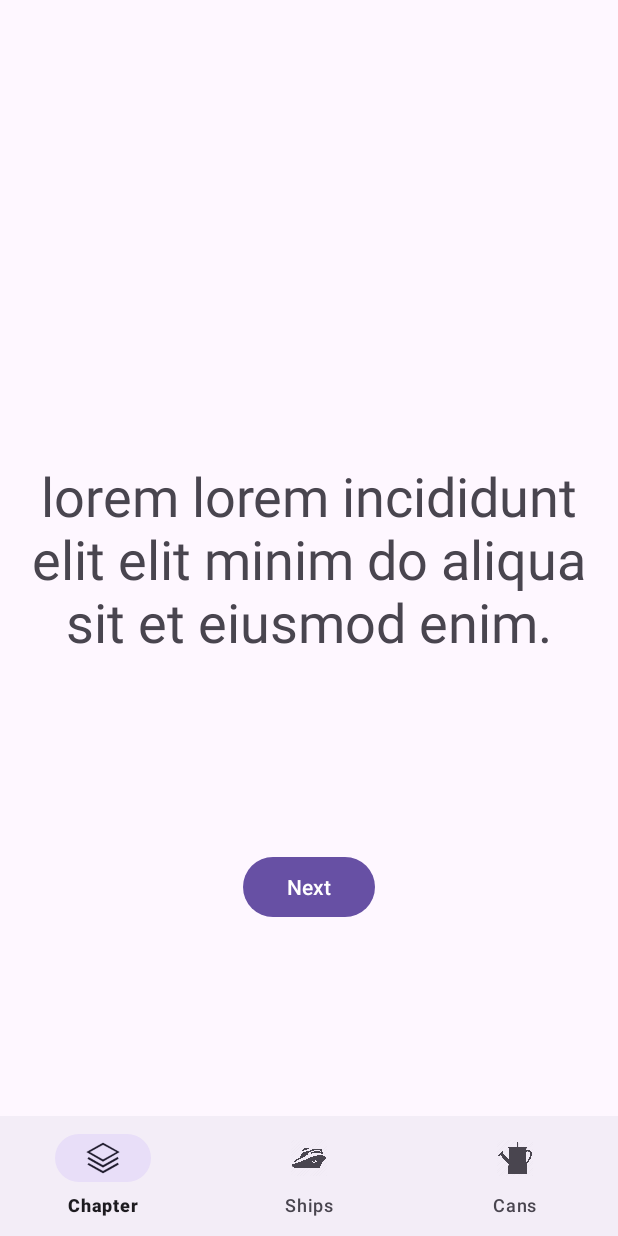
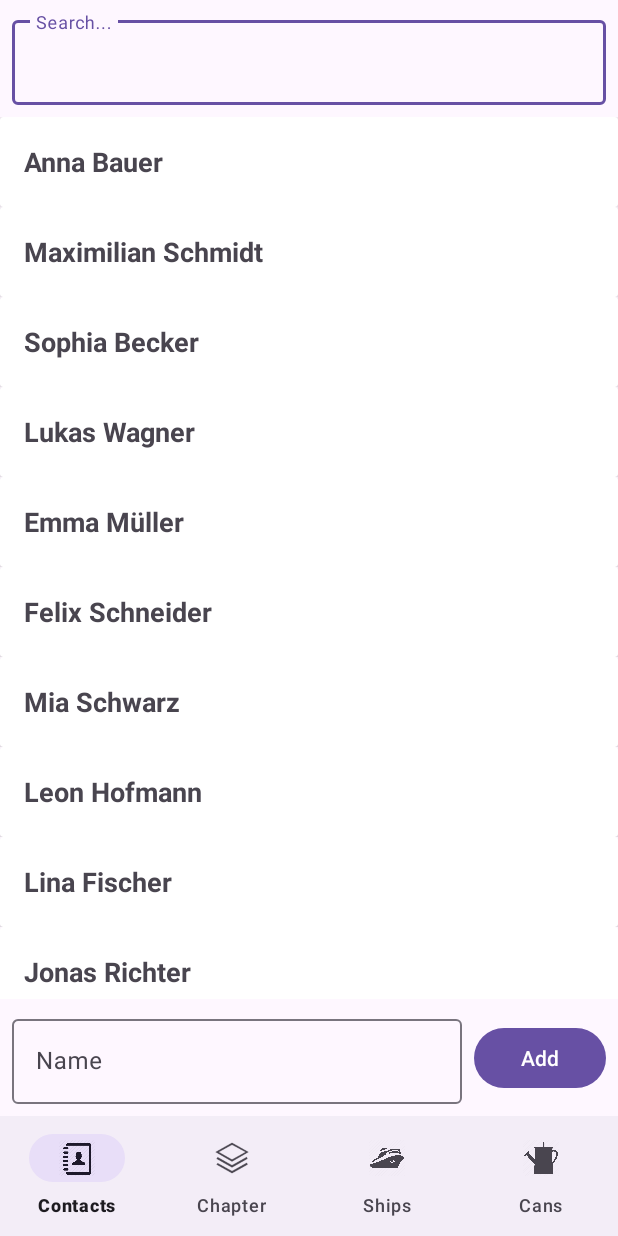
Before and after one commit to ChromeSD22159/android-playground, an Android app: the screen it shows after launch (MainActivity), on a phone screen of 412 x 824 dp. Run offline under Robolectric (Android 15) with nearby library versions, the light colour scheme and no system bars; our stand-ins replace navigation-ui.

Commit message:
Integrate LiveData with new Contacts Tab and search function :)

```diff
--- a/app/src/main/java/syntax/com/playground/adapter/ArticleAdapter.kt
+++ b/app/src/main/java/syntax/com/playground/adapter/ArticleAdapter.kt
@@ -4,7 +4,6 @@ import android.view.LayoutInflater
 import android.view.ViewGroup
 import androidx.navigation.findNavController
 import androidx.recyclerview.widget.RecyclerView
-import androidx.recyclerview.widget.RecyclerView.ViewHolder
 import syntax.com.playground.data.model.Article
 import syntax.com.playground.databinding.ListCanItemBinding
 import syntax.com.playground.databinding.ListShipItemBinding
@@ -17,13 +16,13 @@ const val DESCRIPTION = "DESCRIPTION"
 
 class ArticleAdapter(
     private val articleList: List<Article>
-): RecyclerView.Adapter<ViewHolder>() {
+): RecyclerView.Adapter<RecyclerView.ViewHolder>() {
 
     private val shipType = 1
     private val canType = 2
 
-    inner class ShipItemViewHolder(val binding: ListShipItemBinding): ViewHolder(binding.root)
-    inner class CanItemViewHolder(val binding: ListCanItemBinding): ViewHolder(binding.root)
+    inner class ShipItemViewHolder(val binding: ListShipItemBinding): RecyclerView.ViewHolder(binding.root)
+    inner class CanItemViewHolder(val binding: ListCanItemBinding): RecyclerView.ViewHolder(binding.root)
 
     override fun getItemViewType(position: Int): Int {
         val article = articleList[position]
@@ -76,7 +75,14 @@ class ArticleAdapter(
             holder.binding.root.setOnClickListener {
                 val imageRef = article.image
                 val articleDescription = article.text
-                holder.itemView.findNavController().navigate(CanListFragmentDirections.actionCanListFragmentToArticleDetailFragment(imageRef, position, articleDescription))
+                holder
+                    .itemView
+                    .findNavController()
+                    .navigate(
+                        CanListFragmentDirections.actionCanListFragmentToArticleDetailFragment(
+                            imageRef,
+                            position,
+                            articleDescription))
             }
         }
     }
--- /dev/null
+++ b/app/src/main/java/syntax/com/playground/adapter/ContactAdapter.kt
@@ -0,0 +1,88 @@
+package syntax.com.playground.adapter
+
+import android.view.LayoutInflater
+import android.view.ViewGroup
+import androidx.recyclerview.widget.RecyclerView
+import syntax.com.playground.data.model.Contact
+import syntax.com.playground.databinding.ItemContactBinding
+import syntax.com.playground.ui.contact.ContactViewModel
+
+/**
+ * Dem ContactAdapter übergeben wir zwei Parameter.
+ * @param listOfContacts Eine Liste von Konktakten.
+ * @param contactViewModel Das ContactViewModel um Kontakt bei Klick auszuwählen.
+
+ */
+class ContactAdapter(
+    private val listOfContacts: List<Contact>,
+    private val contactViewModel: ContactViewModel
+): RecyclerView.Adapter<ContactAdapter.ContactViewHolder>(){
+
+    inner class ContactViewHolder(val vb: ItemContactBinding): RecyclerView.ViewHolder(vb.root)
+
+    /**
+     * Wird aufgerufen, wenn RecyclerView einen neuen [ViewHolder] des gegebenen Typs benötigt, um
+     * ein Element darzustellen.
+     *
+     *
+     * Dieser neue ViewHolder sollte mit einer neuen Ansicht erstellt werden, die die Elemente
+     * des gegebenen Typs darstellen kann. Du kannst entweder manuell eine neue Ansicht erstellen oder sie aus einer XML
+     * Layout-Datei aufblasen.
+     *
+     *
+     * Der neue ViewHolder wird verwendet, um Elemente des Adapters mit
+     * [.onBindViewHolder] anzuzeigen. Da er wiederverwendet wird, um
+     * verschiedene Elemente im Datensatz darzustellen, ist es eine gute Idee, Verweise auf Unteransichten
+     * der Ansicht zu speichern, um unnötige [View.findViewById] Aufrufe zu vermeiden.
+     *
+     * @param parent Die ViewGroup, in die die neue Ansicht eingefügt wird, nachdem sie an eine
+     * Adapterposition gebunden wurde.
+     * @param viewType Der Ansichtstyp der neuen Ansicht.
+     *
+     * @return Ein neuer ViewHolder, der eine Ansicht des gegebenen Ansichtstyps enthält.
+     * @see .getItemViewType
+     * @see .onBindViewHolder
+     */
+
+    override fun onCreateViewHolder(parent: ViewGroup, viewType: Int): ContactViewHolder {
+        val vb = ItemContactBinding.inflate(LayoutInflater.from(parent.context))
+        return ContactViewHolder(vb)
+    }
+
+    /**
+     * Gibt die Gesamtanzahl der Elemente im Datensatz zurück, der vom Adapter gehalten wird.
+     *
+     * @return Die Gesamtanzahl der Elemente in diesem Adapter.
+     */
+
+    override fun getItemCount(): Int {
+        return listOfContacts.size
+    }
+
+    /**
+     * Wird von RecyclerView aufgerufen, um die Daten an der angegebenen Position anzuzeigen. Diese Methode sollte
+     * den Inhalt des [ViewHolder.itemView] aktualisieren, um das Element an der gegebenen
+     * Position widerzuspiegeln.
+     *
+     *
+     * Beachte, dass im Gegensatz zu [android.widget.ListView], RecyclerView diese Methode nicht
+     * erneut aufrufen wird, wenn sich die Position des Elements im Datensatz ändert, es sei denn, das Element selbst wird
+     * ungültig oder die neue Position kann nicht bestimmt werden. Aus diesem Grund solltest du
+     * den `position` Parameter nur verwenden, während du das zugehörige Datenelement innerhalb
+     * dieser Methode abrufst und solltest keine Kopie davon behalten. Wenn du später die Position eines Elements benötigst
+     * (z.B. in einem Klick-Listener), verwende [ViewHolder.getAdapterPosition], welcher
+     * die aktualisierte Adapterposition haben wird.
+     *
+     * Überschreibe [.onBindViewHolder], stattdessen, wenn der Adapter effizientes partielles Binden
+     * handhaben kann.
+     *
+     * @param holder Der ViewHolder, der aktualisiert werden sollte, um den Inhalt des
+     * Elements an der gegebenen Position im Datensatz darzustellen.
+     * @param position Die Position des Elements innerhalb des Datensatzes des Adapters.
+     */
+
+    override fun onBindViewHolder(holder: ContactViewHolder, position: Int) {
+        val contact = listOfContacts[position]
+        holder.vb.tvContactName.text = contact.name
+    }
+}
--- /dev/null
+++ b/app/src/main/java/syntax/com/playground/data/ContactRepository.kt
@@ -0,0 +1,53 @@
+package syntax.com.playground.data
+
+import syntax.com.playground.data.model.Contact
+
+class ContactRepository {
+
+    private val contactsList: MutableList<Contact> = mutableListOf(
+        Contact("Anna Bauer", "0123-4567890"),
+        Contact("Maximilian Schmidt", "0123-4567891"),
+        Contact("Sophia Becker", "0123-4567892"),
+        Contact("Lukas Wagner", "0123-4567893"),
+        Contact("Emma Müller", "0123-4567894"),
+        Contact("Felix Schneider", "0123-4567895"),
+        Contact("Mia Schwarz", "0123-4567896"),
+        Contact("Leon Hofmann", "0123-4567897"),
+        Contact("Lina Fischer", "0123-4567898"),
+        Contact("Jonas Richter", "0123-4567899"),
+        Contact("Marie Weber", "0123-4567800"),
+        Contact("Paul Meyer", "0123-4567801"),
+        Contact("Charlotte Krause", "0123-4567802"),
+        Contact("Elias Lang", "0123-4567803"),
+        Contact("Emily Neumann", "0123-4567804"),
+        Contact("Anton Brandt", "0123-4567805"),
+        Contact("Lilly Zimmermann", "0123-4567806"),
+        Contact("Finn Koch", "0123-4567807"),
+        Contact("Amelie Braun", "0123-4567808"),
+        Contact("Noah Frank", "0123-4567809"),
+        Contact("Maria Koch", "0123-4567890"),
+        Contact("Peter Bondt", "0123-4567891"),
+        Contact("Helga Lorem", "0123-4567892"),
+        Contact("Erwin Wagner", "0123-4567893"),
+        Contact("Emanuel Müller", "0123-4567894"),
+        Contact("GHendrik Schneider", "0123-4567895"),
+        Contact("Felix Schwarz", "0123-4567896"),
+        Contact("Martin Hofmann", "0123-4567897"),
+        Contact("Lorena Souttern", "0123-4567898"),
+        Contact("Joana Richy", "0123-4567899"),
+        Contact("Marie Jane", "0123-4567800"),
+        Contact("Paul van Dorten", "0123-4567801"),
+        Contact("Herniette Mitchek", "0123-4567802"),
+        Contact("Elvias Langosoia", "0123-4567803"),
+        Contact("Emerlad Hemptown", "0123-4567804"),
+        Contact("Antonia Brandtia", "0123-4567805"),
+        Contact("Lorken Doudt", "0123-4567806"),
+        Contact("Mine Kine", "0123-4567807"),
+        Contact("Sascha Hascha", "0123-4567808"),
+        Contact("Frieda Franko", "0123-4567809")
+    )
+
+    fun loadContacts(): MutableList<Contact> {
+        return contactsList
+    }
+}
--- a/app/src/main/java/syntax/com/playground/data/Repository.kt
+++ b/app/src/main/java/syntax/com/playground/data/LoremRepository.kt
@@ -5,7 +5,7 @@ import syntax.com.playground.data.model.Article
 import syntax.com.playground.data.model.Chapter
 import kotlin.random.Random
 
-class Repository {
+class LoremRepository {
 
     fun getChapterList(count: Int = 100, isRandom: Boolean = true): List<Chapter> {
         return if (isRandom) generateChapterList(count) else { hardCodedChapterList }
--- /dev/null
+++ b/app/src/main/java/syntax/com/playground/data/model/Contact.kt
@@ -0,0 +1,3 @@
+package syntax.com.playground.data.model
+
+data class Contact(val name: String, val number: String)
--- a/app/src/main/java/syntax/com/playground/ui/article/ArticleViewModel.kt
+++ b/app/src/main/java/syntax/com/playground/ui/article/ArticleViewModel.kt
@@ -1,12 +1,12 @@
 package syntax.com.playground.ui.article
 
 import androidx.lifecycle.ViewModel
-import syntax.com.playground.data.Repository
+import syntax.com.playground.data.LoremRepository
 
 class ArticleViewModel: ViewModel() {
 
-    private val repository = Repository()
+    private val loremRepository = LoremRepository()
 
-    val canList = repository.loadCans(10000)
-    val shipList = repository.loadShips(100000)
+    val canList = loremRepository.loadCans(10000)
+    val shipList = loremRepository.loadShips(100000)
 }
--- a/app/src/main/java/syntax/com/playground/ui/article/CanListFragment.kt
+++ b/app/src/main/java/syntax/com/playground/ui/article/CanListFragment.kt
@@ -8,7 +8,6 @@ import androidx.fragment.app.Fragment
 import androidx.fragment.app.viewModels
 import syntax.com.playground.adapter.ArticleAdapter
 import syntax.com.playground.databinding.ArticleListFragmentBinding
-import syntax.com.playground.ui.chapter.ChapterViewModel
 
 class CanListFragment: Fragment() {
     private lateinit var binding: ArticleListFragmentBinding
@@ -18,7 +17,7 @@ class CanListFragment: Fragment() {
         inflater: LayoutInflater,
         container: ViewGroup?,
         savedInstanceState: Bundle?
-    ): View? {
+    ): View {
         binding = ArticleListFragmentBinding.inflate(inflater)
         return binding.root
     }
--- a/app/src/main/java/syntax/com/playground/ui/article/ShipListFragment.kt
+++ b/app/src/main/java/syntax/com/playground/ui/article/ShipListFragment.kt
@@ -7,7 +7,6 @@ import android.view.ViewGroup
 import androidx.fragment.app.Fragment
 import androidx.fragment.app.viewModels
 import syntax.com.playground.adapter.ArticleAdapter
-import syntax.com.playground.data.Repository
 import syntax.com.playground.databinding.ArticleListFragmentBinding
 
 class ShipListFragment: Fragment() {
--- a/app/src/main/java/syntax/com/playground/ui/chapter/ChapterViewModel.kt
+++ b/app/src/main/java/syntax/com/playground/ui/chapter/ChapterViewModel.kt
@@ -1,13 +1,13 @@
 package syntax.com.playground.ui.chapter
 
 import androidx.lifecycle.ViewModel
-import syntax.com.playground.data.Repository
+import syntax.com.playground.data.LoremRepository
 import syntax.com.playground.data.model.Chapter
 
 class ChapterViewModel: ViewModel() {
 
-    private val repository = Repository()
-    private val chapterList = repository.getChapterList(1000)
+    private val loremRepository = LoremRepository()
+    private val chapterList = loremRepository.getChapterList(1000)
 
     private var _currentChapter = chapterList.first()
 
--- /dev/null
+++ b/app/src/main/java/syntax/com/playground/ui/contact/ContactViewModel.kt
@@ -0,0 +1,39 @@
+package syntax.com.playground.ui.contact
+
+import androidx.lifecycle.LiveData
+import androidx.lifecycle.MutableLiveData
+import androidx.lifecycle.ViewModel
+import syntax.com.playground.data.ContactRepository
+import syntax.com.playground.data.model.Contact
+
+class ContactViewModel: ViewModel() {
+
+    private val repository = ContactRepository()
+    private val allContacts = repository.loadContacts()
+
+    // Private var - public val nur jetzt mit LiveData
+    private var _contacts = MutableLiveData<MutableList<Contact>>(allContacts)
+
+    val contacts: LiveData<MutableList<Contact>>
+        get() = _contacts
+
+    // Live Data für ausgewählten Kontakt
+    private var _selectedContact = MutableLiveData<Contact>()
+    val selectedContact: LiveData<Contact>
+        get() = _selectedContact
+
+    fun filterContacts(input: String) {
+        val filteredContacts = mutableListOf<Contact>()
+
+        for (contact in allContacts) {
+            if (contact.name.lowercase().contains(input.lowercase())) {
+                filteredContacts.add(contact)
+            }
+        }
+        _contacts.value = filteredContacts
+    }
+
+    fun addNewContact(contact: Contact) {
+        allContacts.add(contact)
+    }
+}
--- /dev/null
+++ b/app/src/main/java/syntax/com/playground/ui/contact/ContactsFragment.kt
@@ -0,0 +1,50 @@
+package syntax.com.playground.ui.contact
+
+import android.os.Bundle
+import android.util.Log
+import android.view.LayoutInflater
+import android.view.View
+import android.view.ViewGroup
+import androidx.core.widget.addTextChangedListener
+import androidx.fragment.app.Fragment
+import androidx.fragment.app.activityViewModels
+import syntax.com.playground.adapter.ContactAdapter
+import syntax.com.playground.data.model.Contact
+import syntax.com.playground.databinding.FragmentContactsBinding
+
+class ContactsFragment : Fragment() {
+
+    private lateinit var vb: FragmentContactsBinding
+    private val viewModel: ContactViewModel by activityViewModels()
+
+    override fun onCreateView(
+        inflater: LayoutInflater,
+        container: ViewGroup?,
+        savedInstanceState: Bundle?
+    ): View {
+        vb = FragmentContactsBinding.inflate(inflater, container, false)
+        return vb.root
+    }
+
+    override fun onViewCreated(view: View, savedInstanceState: Bundle?) {
+        super.onViewCreated(view, savedInstanceState)
+
+        // Observer beobachtet die LiveData und reagiert sofort bei Veränderungen
+        viewModel.contacts.observe(viewLifecycleOwner) {
+            vb.rvContacts.adapter = ContactAdapter(it, viewModel)
+        }
+
+        vb.tietSearch.addTextChangedListener {
+            viewModel.filterContacts(it.toString())
+
+        }
+
+        vb.btNew.setOnClickListener {
+            val name = vb.tietNewContact.text.toString()
+            val newContact = Contact(name, "555-444-333")
+            viewModel.addNewContact(newContact)
+
+            vb.tietNewContact.text?.clear()
+        }
+    }
+}
--- a/app/src/main/res/layout/activity_main.xml
+++ b/app/src/main/res/layout/activity_main.xml
@@ -23,6 +23,7 @@
         android:id="@+id/bottomNAvigationView"
         android:layout_width="match_parent"
         android:layout_height="wrap_content"
+        app:labelVisibilityMode="labeled"
         app:layout_constraintBottom_toBottomOf="parent"
         app:layout_constraintEnd_toEndOf="parent"
         app:layout_constraintHorizontal_bias="0.0"
--- /dev/null
+++ b/app/src/main/res/layout/fragment_contacts.xml
@@ -0,0 +1,66 @@
+<?xml version="1.0" encoding="utf-8"?>
+<androidx.constraintlayout.widget.ConstraintLayout xmlns:android="http://schemas.android.com/apk/res/android"
+    xmlns:app="http://schemas.android.com/apk/res-auto"
+    xmlns:tools="http://schemas.android.com/tools"
+    android:layout_width="match_parent"
+    android:layout_height="match_parent">
+
+    <com.google.android.material.textfield.TextInputLayout
+        android:id="@+id/textInputLayout"
+        android:layout_width="0dp"
+        android:layout_height="wrap_content"
+        android:layout_marginStart="8dp"
+        android:layout_marginTop="8dp"
+        android:layout_marginEnd="8dp"
+        app:layout_constraintEnd_toEndOf="parent"
+        app:layout_constraintStart_toStartOf="parent"
+        app:layout_constraintTop_toTopOf="parent">
+
+        <com.google.android.material.textfield.TextInputEditText
+            android:id="@+id/tiet_search"
+            android:layout_width="match_parent"
+            android:layout_height="wrap_content"
+            android:hint="Search..." />
+    </com.google.android.material.textfield.TextInputLayout>
+
+    <androidx.recyclerview.widget.RecyclerView
+        android:id="@+id/rv_contacts"
+        android:layout_width="0dp"
+        android:layout_height="0dp"
+        android:layout_marginTop="8dp"
+        android:layout_marginBottom="8dp"
+        app:layoutManager="androidx.recyclerview.widget.GridLayoutManager"
+        app:layout_constraintBottom_toTopOf="@+id/textInputLayout2"
+        app:layout_constraintEnd_toEndOf="parent"
+        app:layout_constraintStart_toStartOf="parent"
+        app:layout_constraintTop_toBottomOf="@+id/textInputLayout" />
+
+    <com.google.android.material.textfield.TextInputLayout
+        android:id="@+id/textInputLayout2"
+        android:layout_width="0dp"
+        android:layout_height="wrap_content"
+        android:layout_marginStart="8dp"
+        android:layout_marginEnd="8dp"
+        android:layout_marginBottom="8dp"
+        app:layout_constraintBottom_toBottomOf="parent"
+        app:layout_constraintEnd_toStartOf="@+id/bt_new"
+        app:layout_constraintStart_toStartOf="parent">
+
+        <com.google.android.material.textfield.TextInputEditText
+            android:id="@+id/tiet_new_contact"
+            android:layout_width="match_parent"
+            android:layout_height="wrap_content"
+            android:hint="Name" />
+    </com.google.android.material.textfield.TextInputLayout>
+
+    <Button
+        android:id="@+id/bt_new"
+        android:layout_width="wrap_content"
+        android:layout_height="wrap_content"
+        android:layout_marginEnd="8dp"
+        android:text="Add"
+        app:layout_constraintBottom_toBottomOf="@+id/textInputLayout2"
+        app:layout_constraintEnd_toEndOf="parent"
+        app:layout_constraintTop_toTopOf="@+id/textInputLayout2" />
+
+</androidx.constraintlayout.widget.ConstraintLayout>
--- /dev/null
+++ b/app/src/main/res/layout/item_contact.xml
@@ -0,0 +1,33 @@
+<?xml version="1.0" encoding="utf-8"?>
+<androidx.constraintlayout.widget.ConstraintLayout xmlns:android="http://schemas.android.com/apk/res/android"
+    xmlns:app="http://schemas.android.com/apk/res-auto"
+    android:layout_width="match_parent"
+    android:layout_height="match_parent">
+
+
+    <androidx.cardview.widget.CardView
+        android:layout_width="match_parent"
+        android:layout_height="60dp"
+        app:layout_constraintEnd_toEndOf="parent"
+        app:layout_constraintStart_toStartOf="parent"
+        app:layout_constraintTop_toTopOf="parent" >
+
+
+        <LinearLayout
+            android:layout_width="match_parent"
+            android:layout_height="match_parent"
+            android:orientation="vertical">
+
+            <TextView
+                android:id="@+id/tv_contact_name"
+                android:layout_width="match_parent"
+                android:layout_height="match_parent"
+                android:layout_gravity="center"
+                android:gravity="center_vertical"
+                android:layout_margin="16dp"
+                android:textSize="18dp"
+                android:textStyle="bold"
+                android:text="TextView" />
+        </LinearLayout>
+    </androidx.cardview.widget.CardView>
+</androidx.constraintlayout.widget.ConstraintLayout>
--- a/app/src/main/res/menu/bootom_nav.xml
+++ b/app/src/main/res/menu/bootom_nav.xml
@@ -1,7 +1,13 @@
 <?xml version="1.0" encoding="utf-8"?>
 <menu xmlns:android="http://schemas.android.com/apk/res/android">
     <item
-        android:id="@+id/counterFragment"
+        android:id="@+id/contactsFragment"
+        android:layout_width="wrap_content"
+        android:layout_height="wrap_content"
+        android:icon="@drawable/contacts"
+        android:title="@string/contacts" />
+    <item
+        android:id="@+id/loremFragment"
         android:layout_width="wrap_content"
         android:layout_height="wrap_content"
         android:icon="@drawable/chapter"
--- a/app/src/main/res/navigation/nav_graph.xml
+++ b/app/src/main/res/navigation/nav_graph.xml
@@ -3,7 +3,7 @@
     xmlns:app="http://schemas.android.com/apk/res-auto"
     xmlns:tools="http://schemas.android.com/tools"
     android:id="@+id/nav_graph"
-    app:startDestination="@id/counterFragment">
+    app:startDestination="@id/contactsFragment">
 
     <fragment
         android:id="@+id/articleDetailFragment"
@@ -46,8 +46,12 @@
             app:destination="@id/articleDetailFragment" />
     </fragment>
     <fragment
-        android:id="@+id/counterFragment"
+        android:id="@+id/loremFragment"
         android:name="syntax.com.playground.ui.chapter.ChapterFragment"
         android:label="fragment_counter"
         tools:layout="@layout/fragment_chapter" />
+    <fragment
+        android:id="@+id/contactsFragment"
+        android:name="syntax.com.playground.ui.contact.ContactsFragment"
+        android:label="ContactsFragment" />
 </navigation>
--- a/app/src/main/res/values/strings.xml
+++ b/app/src/main/res/values/strings.xml
@@ -13,4 +13,5 @@
     <string name="next">Next</string>
     <string name="dotDotDot">...</string>
     <string name="chapter">Chapter</string>
+    <string name="contacts">Contacts</string>
 </resources>
```
Also changed, not shown: app/src/main/res/drawable/contacts.png (added).
